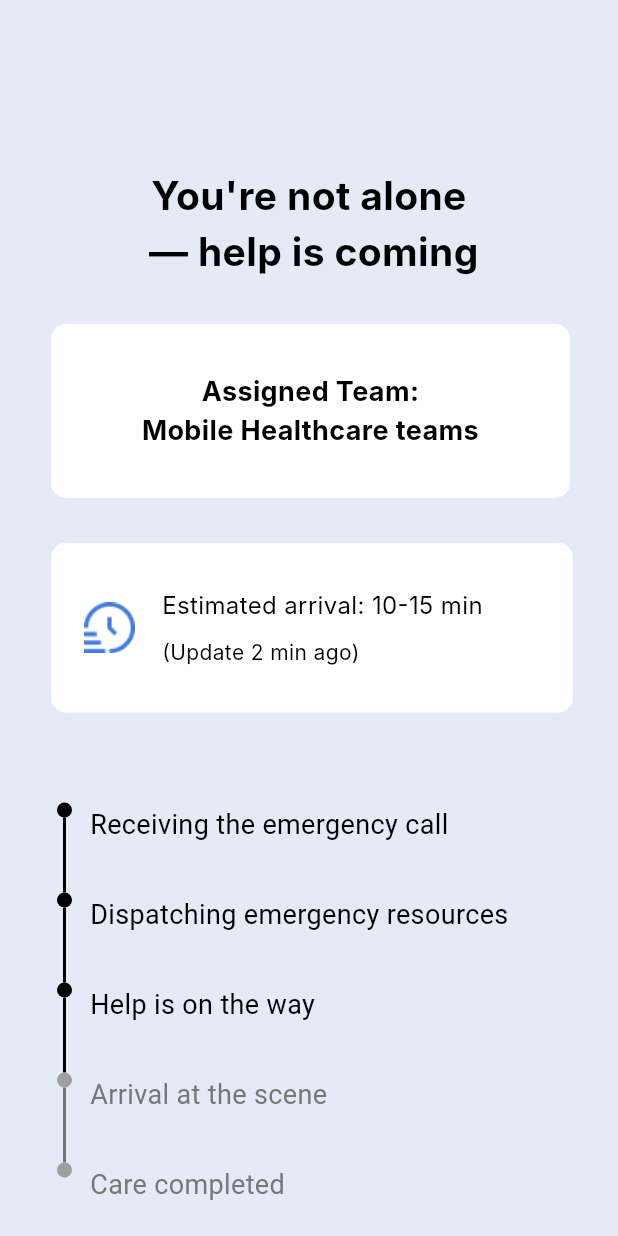
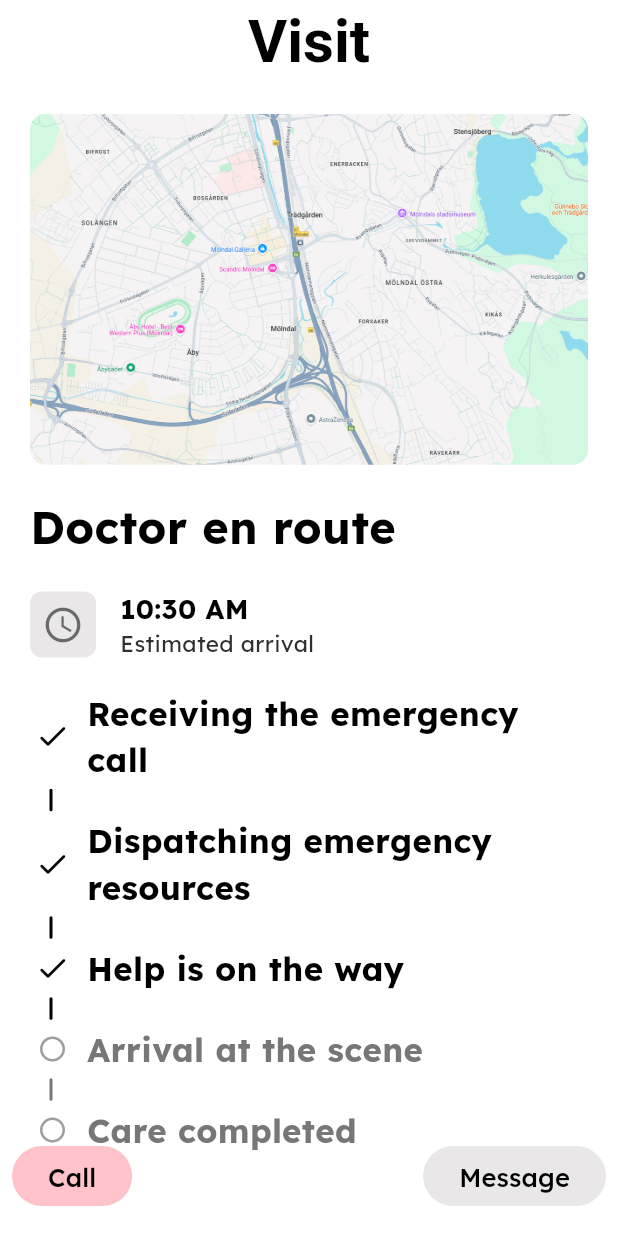
Before and after one commit to JonatanLindh/MediCall, a Flutter app: the TimelineScreen screen opened by its route, on a phone screen of 412 x 824 dp. Run offline on Flutter 3.47's test engine with Material 3 defaults, Android fonts, the phone set to English and light mode, and no system bars; our stand-ins replace bloc, equatable, flutter_bloc, flutter_hooks, geolocator, go_router and 1 more; missing offline and left inert: flutter_webrtc, livekit_client; Roboto replaces fonts that are missing (Inter).

Commit message:
feat: update initial route to patient timeline and enhance TimelineScreen with new layout and buttons

```diff
--- a/app/lib/app/routes.dart
+++ b/app/lib/app/routes.dart
@@ -19,7 +19,7 @@ final GlobalKey<NavigatorState> shellNavigatorKey = GlobalKey<NavigatorState>();
 // Don't have to touch to add routes, `$appRoutes` will be regenerated
 final GoRouter router = GoRouter(
   navigatorKey: rootNavigatorKey,
-  initialLocation: '/login',
+  initialLocation: '/patient/timeline',
   routes: $appRoutes,
 );
 
@@ -71,7 +71,7 @@ class CallRoute extends GoRouteData {
 class TimelineRoute extends GoRouteData {
   @override
   Widget build(BuildContext context, GoRouterState state) {
-    return TimelineScreen();
+    return const TimelineScreen();
   }
 }
 
@@ -164,7 +164,7 @@ class PatientDashboardRoute extends GoRouteData {
 class PatientTimelineRoute extends GoRouteData {
   @override
   Widget build(BuildContext context, GoRouterState state) {
-    return TimelineScreen();
+    return const TimelineScreen();
   }
 }
 
--- a/app/lib/app/view/app.dart
+++ b/app/lib/app/view/app.dart
@@ -2,6 +2,7 @@ import 'dart:developer';
 
 import 'package:flutter/material.dart';
 import 'package:flutter_bloc/flutter_bloc.dart';
+import 'package:google_fonts/google_fonts.dart';
 import 'package:medicall/app/routes.dart';
 import 'package:medicall/contants/colorscheme.dart';
 import 'package:medicall/l10n/l10n.dart';
@@ -35,6 +36,9 @@ class App extends StatelessWidget {
             routerConfig: router,
             theme: ThemeData(
               colorScheme: colorScheme,
+              textTheme: GoogleFonts.lexendTextTheme(
+                Theme.of(context).textTheme,
+              ),
               appBarTheme: const AppBarTheme(
                 backgroundColor: Colors.transparent,
                 titleTextStyle: TextStyle(
--- a/app/lib/contants/colorscheme.dart
+++ b/app/lib/contants/colorscheme.dart
@@ -4,10 +4,11 @@ const colorScheme = ColorScheme(
   brightness: Brightness.light,
   primary: Color(0xFF9AEF99),
   onPrimary: Color.fromARGB(255, 47, 47, 47),
-  secondary: Color(0xFFFFA8CD),
+  secondary: Color.fromARGB(255, 255, 195, 201),
   onSecondary: Color.fromARGB(255, 47, 47, 47),
   error: Color(0xEFFF103D),
   onError: Color.fromARGB(255, 47, 47, 47),
   surface: Color(0xFFFFFFFF),
   onSurface: Color.fromARGB(255, 47, 47, 47),
+  tertiary: Color(0xffE9E7E7),
 );
--- a/app/lib/screens/patient/emergency/patient_emergency_screen.dart
+++ b/app/lib/screens/patient/emergency/patient_emergency_screen.dart
@@ -1,172 +1,198 @@
 import 'package:flutter/material.dart';
 import 'package:medicall/app/app_export.dart';
 
+class TimelineStep {
+  const TimelineStep(this.title, {required this.isActive});
+  final String title;
+  final bool isActive;
+}
+
 class TimelineScreen extends StatelessWidget {
-  TimelineScreen({super.key});
-
-  final List<TimelineStep> steps = [
-    const TimelineStep('Receiving the emergency call', isActive: true),
-    const TimelineStep('Dispatching emergency resources', isActive: true),
-    const TimelineStep('Help is on the way', isActive: true),
-    const TimelineStep('Arrival at the scene', isActive: false),
-    const TimelineStep('Care completed', isActive: false),
-  ];
+  const TimelineScreen({super.key});
 
   @override
   Widget build(BuildContext context) {
     return Scaffold(
       appBar: AppBar(
-        backgroundColor: Colors.transparent,
+        title: const Text('Visit'),
+        centerTitle: true,
       ),
-      backgroundColor: appTheme.indigo50,
-      body: Container(
-        width: double.maxFinite,
-        padding: const EdgeInsets.only(left: 30, top: 56, right: 30),
-        child: Column(
-          children: [
-            Text(
-              "You're not alone \n — help is coming",
-              maxLines: 2,
-              overflow: TextOverflow.ellipsis,
-              textAlign: TextAlign.center,
-              style: theme.textTheme.headlineMedium,
-            ),
-            const SizedBox(height: 30),
-            _buildColumnassignedt(context),
-            const SizedBox(height: 30),
-            _buildRowclockone(context),
-            const SizedBox(height: 60),
-            Padding(
-              padding: const EdgeInsets.symmetric(horizontal: 8),
-              child: _buildTimeline(context),
-            ),
-            Container(
-              margin: const EdgeInsets.only(left: 4, right: 14),
-              height: 24,
-              width: double.maxFinite,
-            ),
-          ],
-        ),
-      ),
+      floatingActionButtonLocation: FloatingActionButtonLocation.centerFloat,
+      floatingActionButton: const FloatingActionButtons(),
+      body: const DoctorStatus(),
     );
   }
+}
 
-  /// Section Widget
-  Widget _buildColumnassignedt(BuildContext context) {
-    return Container(
-      width: double.maxFinite,
-      margin: const EdgeInsets.only(left: 4, right: 2),
-      padding: const EdgeInsets.symmetric(vertical: 32),
-      decoration: AppDecoration.fillGray.copyWith(
-        borderRadius: BorderRadiusStyle.roundedBorder10,
-      ),
-      child: Column(
-        mainAxisSize: MainAxisSize.min,
+class FloatingActionButtons extends StatelessWidget {
+  const FloatingActionButtons({
+    super.key,
+  });
+
+  @override
+  Widget build(BuildContext context) {
+    return Padding(
+      padding: const EdgeInsets.symmetric(horizontal: 8),
+      child: Row(
+        mainAxisAlignment: MainAxisAlignment.spaceBetween,
+        spacing: 10,
         children: [
-          Text(
-            'Assigned Team: \nMobile Healthcare teams',
-            maxLines: 2,
-            overflow: TextOverflow.ellipsis,
-            textAlign: TextAlign.center,
-            style: theme.textTheme.titleMedium,
+          FilledButton(
+            onPressed: () {},
+            style: FilledButton.styleFrom(
+              backgroundColor: Theme.of(context).colorScheme.secondary,
+              foregroundColor: Colors.black,
+            ),
+            child: const Text('Call', style: TextStyle(fontSize: 17)),
+          ),
+          FilledButton(
+            onPressed: () {},
+            style: FilledButton.styleFrom(
+              backgroundColor: Theme.of(context).colorScheme.tertiary,
+              foregroundColor: Colors.black,
+            ),
+            child: const Text('Message', style: TextStyle(fontSize: 17)),
           ),
         ],
       ),
     );
   }
+}
 
-  /// Section Widget
-  Widget _buildRowclockone(BuildContext context) {
-    return Container(
-      margin: const EdgeInsets.only(left: 4),
-      padding: const EdgeInsets.symmetric(horizontal: 22, vertical: 30),
-      decoration: AppDecoration.fillGray.copyWith(
-        borderRadius: BorderRadiusStyle.roundedBorder10,
-      ),
-      width: double.maxFinite,
-      child: Row(
+final List<TimelineStep> steps = [
+  const TimelineStep('Receiving the emergency call', isActive: true),
+  const TimelineStep('Dispatching emergency resources', isActive: true),
+  const TimelineStep('Help is on the way', isActive: true),
+  const TimelineStep('Arrival at the scene', isActive: false),
+  const TimelineStep('Care completed', isActive: false),
+];
+
+class DoctorStatus extends StatelessWidget {
+  const DoctorStatus({super.key});
+
+  @override
+  Widget build(BuildContext context) {
+    return Padding(
+      padding: const EdgeInsets.all(20),
+      child: Column(
+        crossAxisAlignment: CrossAxisAlignment.start,
+        spacing: 20,
         children: [
-          Image.asset(
-            ImageConstant.imgClock,
-            height: 34,
-            width: 34,
-            fit: BoxFit.contain,
+          ClipRRect(
+            borderRadius: BorderRadius.circular(10),
+            child: Image.asset(ImageConstant.imgMap),
           ),
-          const SizedBox(width: 18),
-          Expanded(
-            child: Column(
-              crossAxisAlignment: CrossAxisAlignment.start,
+          const Text(
+            'Doctor en route',
+            style: TextStyle(
+              fontSize: 30,
+              fontWeight: FontWeight.bold,
+              color: Colors.black,
+            ),
+          ),
+          Container(
+            decoration: BoxDecoration(
+              // color: const Color(0xFFF6F4F4),
+              borderRadius: BorderRadius.circular(12),
+            ),
+            child: Row(
               children: [
-                Text(
-                  'Estimated arrival: 10-15 min',
-                  style: theme.textTheme.bodyMedium,
+                Container(
+                  decoration: BoxDecoration(
+                    color: Theme.of(context).colorScheme.tertiaryContainer,
+                    borderRadius: BorderRadius.circular(8),
+                  ),
+                  padding: const EdgeInsets.all(8),
+                  child: const Icon(
+                    Icons.access_time,
+                    color: Colors.black54,
+                    size: 28,
+                  ),
                 ),
-                const SizedBox(
-                  height: 10,
-                ),
-                Text(
-                  '(Update 2 min ago)',
-                  style: theme.textTheme.bodySmall,
+                const SizedBox(width: 16),
+                Column(
+                  crossAxisAlignment: CrossAxisAlignment.start,
+                  children: [
+                    const Text(
+                      '10:30 AM',
+                      style: TextStyle(
+                        fontSize: 18,
+                        fontWeight: FontWeight.bold,
+                        color: Colors.black,
+                      ),
+                    ),
+                    Text(
+                      'Estimated arrival',
+                      style: TextStyle(
+                        fontSize: 15,
+                        color: Theme.of(context).colorScheme.onSurface,
+                        fontWeight: FontWeight.w400,
+                      ),
+                    ),
+                  ],
                 ),
               ],
             ),
           ),
+          const Timeline(),
         ],
       ),
     );
   }
+}
 
-  ///Timeline section
-  Widget _buildTimeline(BuildContext context) {
+class Timeline extends StatelessWidget {
+  const Timeline({super.key});
+
+  @override
+  Widget build(BuildContext context) {
     return Column(
       children: List.generate(steps.length, (index) {
         final step = steps[index];
         final isLast = index == steps.length - 1;
-        return Row(
+        return Column(
           crossAxisAlignment: CrossAxisAlignment.start,
           children: [
-            // Dot + Line
-            Column(
+            Row(
               children: [
-                Container(
-                  width: 10,
-                  height: 10,
-                  decoration: BoxDecoration(
+                SizedBox(
+                  width: 30,
+                  height: 30,
+                  child: Icon(
+                    step.isActive ? Icons.check_rounded : Icons.circle_outlined,
                     color: step.isActive ? Colors.black : Colors.grey,
-                    shape: BoxShape.circle,
+                    size: step.isActive ? 24 : 20,
                   ),
                 ),
-                if (!isLast)
-                  Container(
-                    width: 2,
-                    height: 50,
-                    color: step.isActive ? Colors.black : appTheme.gray600,
+                const SizedBox(width: 8),
+                Expanded(
+                  child: Text(
+                    step.title,
+                    style: TextStyle(
+                      color: step.isActive ? Colors.black : appTheme.gray600,
+                      fontSize: 22,
+                      fontWeight: FontWeight.bold,
+                    ),
                   ),
+                ),
               ],
             ),
-            const SizedBox(width: 12),
-            // Text
-            Expanded(
-              child: Padding(
-                padding: const EdgeInsets.only(top: 2),
-                child: Text(
-                  step.title,
-                  style: TextStyle(
-                    color: step.isActive ? Colors.black : appTheme.gray600,
-                    fontSize: 18,
-                  ),
+            if (!isLast)
+              Container(
+                decoration: BoxDecoration(
+                  color: step.isActive ? Colors.black : appTheme.gray600,
+                  borderRadius: BorderRadius.circular(2),
                 ),
+                margin: const EdgeInsets.symmetric(
+                  horizontal: 13,
+                  vertical: 4,
+                ), // Indent for line
+                width: 2,
+                height: 15,
               ),
-            ),
           ],
         );
       }),
     );
   }
 }
-
-class TimelineStep {
-  const TimelineStep(this.title, {required this.isActive});
-  final String title;
-  final bool isActive;
-}
--- a/app/lib/utils/image_constant.dart
+++ b/app/lib/utils/image_constant.dart
@@ -4,4 +4,5 @@ class ImageConstant {
 
   //Common images
   static String imgClock = '$imagePath/fi-rs-time-fast.png';
+  static String imgMap = '$imagePath/map.png';
 }
```
Also changed, not shown: app/assets/images/map.png (added).
